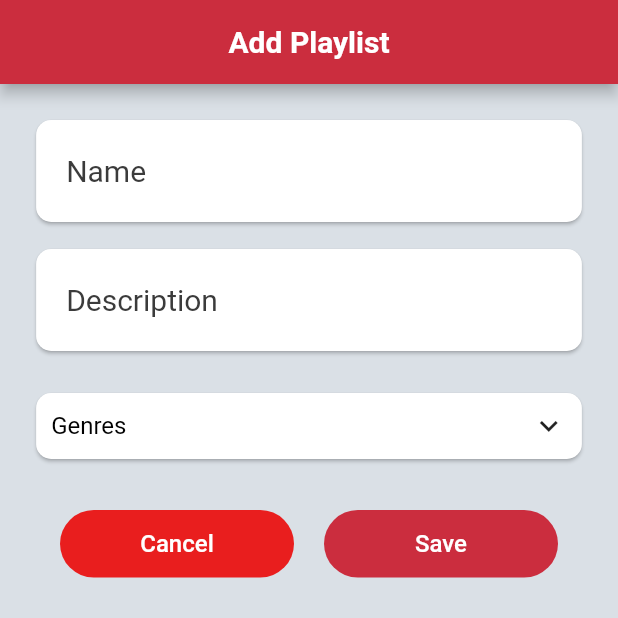
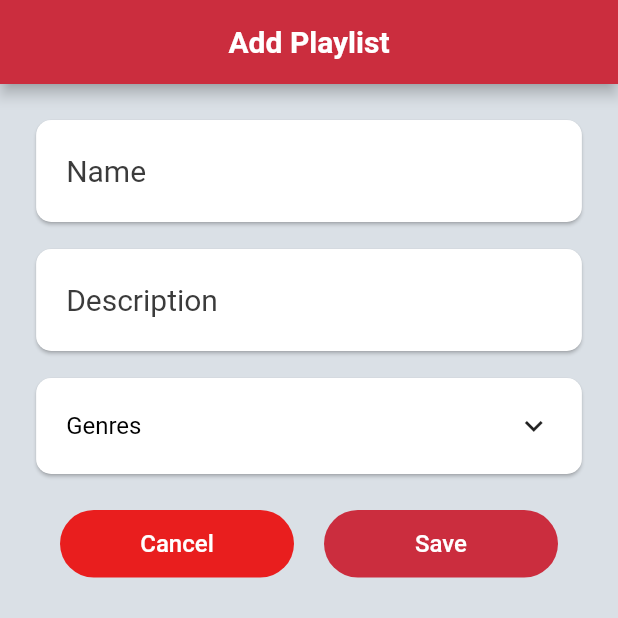
Before and after one commit to Fluttify-App/fluttify-frontend, a Flutter app: the AddPlaylistView screen opened directly, on a phone screen of 412 x 824 dp, the top half of it. Run offline on Flutter 3.47's test engine with Material 2 defaults, Android fonts, the phone set to English and light mode, and no system bars; drawn by our look-alikes of streaming_shared_preferences; our stand-ins replace equatable, firebase_dynamic_links, flutter_dotenv, flutter_phoenix, flutter_staggered_animations, get_it and 6 more; missing offline and left inert: instant; accounts and stored records are empty; generated files the repository leaves out were written again; network calls fail; Roboto replaces fonts that are missing (Montserrat).

Commit message:
change padding in genre selector

```diff
--- a/lib/ui/views/playlists_views/add_playlist_views/add_playlist_view.dart
+++ b/lib/ui/views/playlists_views/add_playlist_views/add_playlist_view.dart
@@ -100,11 +100,12 @@ class AddPlaylistView extends StatelessWidget {
                         ),
                         FractionallySizedBox(
                           widthFactor: 0.95,
-                          child: Container(
-                            padding: EdgeInsets.symmetric(vertical: 10),
-                            child: Card(
-                              shape: RoundedRectangleBorder(
-                                  borderRadius: BorderRadius.circular(10.0)),
+                          child: Card(
+                            shape: RoundedRectangleBorder(
+                                borderRadius: BorderRadius.circular(10.0)),
+                            child: Container(
+                              padding: EdgeInsets.all(10),
+                              alignment: Alignment.centerLeft,
                               child: MultiSelectBottomSheetField(
                                 canEdit: true,
                                 decoration: BoxDecoration(),
```
